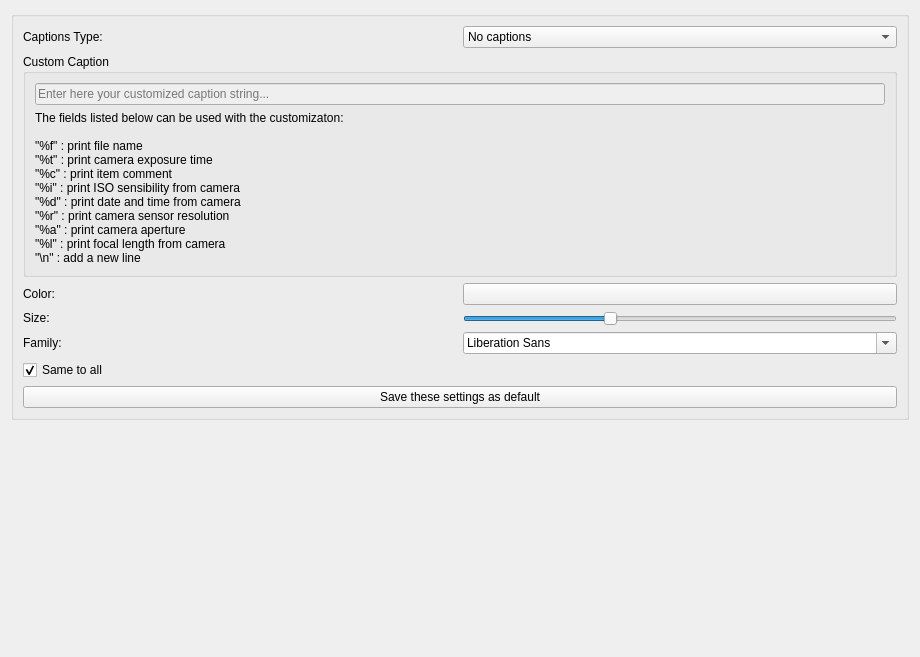
Above: utilities/assistants/printcreator/ui/advprintcaptionpage.ui from KDE/digikam before the change. Below: the same form after it.
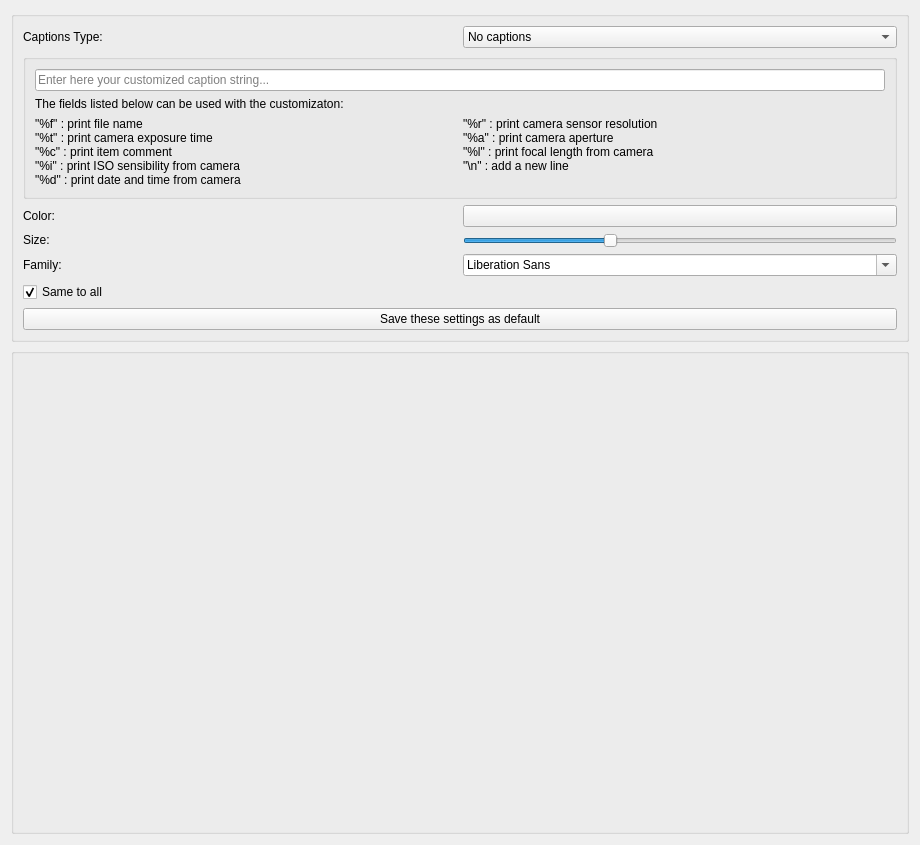
That is the form after the change. Custom widgets are drawn as their Qt base class.

Commit message: add image list to caption page and synchrorize with list from Layout page

What changed in the file:
```diff
--- a/utilities/assistants/printcreator/ui/advprintcaptionpage.ui
+++ b/utilities/assistants/printcreator/ui/advprintcaptionpage.ui
@@ -7,7 +7,7 @@
     <x>0</x>
     <y>0</y>
     <width>920</width>
-    <height>657</height>
+    <height>845</height>
    </rect>
   </property>
   <property name="sizePolicy">
@@ -81,15 +81,52 @@
             <item>
              <widget class="QGroupBox" name="m_customCaptionGB">
               <property name="title">
-               <string>Custom Caption</string>
+               <string/>
               </property>
               <layout class="QVBoxLayout" name="verticalLayout_4">
                <item>
-                <layout class="QVBoxLayout" name="verticalLayout_2">
-                 <item>
+                <layout class="QGridLayout" name="gridLayout_2">
+                 <item row="3" column="0">
+                  <widget class="QLabel" name="label">
+                   <property name="text">
+                    <string>&quot;%f&quot; : print file name
+&quot;%t&quot; : print camera exposure time
+&quot;%c&quot; : print item comment
+&quot;%i&quot; : print ISO sensibility from camera
+&quot;%d&quot; : print date and time from camera</string>
+                   </property>
+                   <property name="alignment">
+                    <set>Qt::AlignLeading|Qt::AlignLeft|Qt::AlignTop</set>
+                   </property>
+                  </widget>
+                 </item>
+                 <item row="3" column="1">
+                  <widget class="QLabel" name="label_5">
+                   <property name="text">
+                    <string>&quot;%r&quot; : print camera sensor resolution
+&quot;%a&quot; : print camera aperture
+&quot;%l&quot; : print focal length from camera
+&quot;\n&quot; : add a new line</string>
+                   </property>
+                   <property name="alignment">
+                    <set>Qt::AlignLeading|Qt::AlignLeft|Qt::AlignTop</set>
+                   </property>
+                  </widget>
+                 </item>
+                 <item row="2" column="0" colspan="2">
+                  <widget class="QLabel" name="m_free_label">
+                   <property name="text">
+                    <string>The fields listed below can be used with the customizaton:</string>
+                   </property>
+                   <property name="alignment">
+                    <set>Qt::AlignLeading|Qt::AlignLeft|Qt::AlignTop</set>
+                   </property>
+                  </widget>
+                 </item>
+                 <item row="1" column="0" colspan="2">
                   <widget class="QLineEdit" name="m_FreeCaptionFormat">
                    <property name="enabled">
-                    <bool>false</bool>
+                    <bool>true</bool>
                    </property>
                    <property name="minimumSize">
                     <size>
@@ -102,26 +139,6 @@
                    </property>
                   </widget>
                  </item>
-                 <item>
-                  <widget class="QLabel" name="m_free_label">
-                   <property name="text">
-                    <string>The fields listed below can be used with the customizaton:
-
-&quot;%f&quot; : print file name
-&quot;%t&quot; : print camera exposure time
-&quot;%c&quot; : print item comment
-&quot;%i&quot; : print ISO sensibility from camera
-&quot;%d&quot; : print date and time from camera
-&quot;%r&quot; : print camera sensor resolution
-&quot;%a&quot; : print camera aperture
-&quot;%l&quot; : print focal length from camera
-&quot;\n&quot; : add a new line</string>
-                   </property>
-                   <property name="alignment">
-                    <set>Qt::AlignLeading|Qt::AlignLeft|Qt::AlignTop</set>
-                   </property>
-                  </widget>
-                 </item>
                 </layout>
                </item>
               </layout>
@@ -251,17 +268,35 @@
     </widget>
    </item>
    <item row="2" column="0">
-    <spacer name="verticalSpacer">
-     <property name="orientation">
-      <enum>Qt::Vertical</enum>
-     </property>
-     <property name="sizeHint" stdset="0">
+    <widget class="QGroupBox" name="groupBox_2">
+     <property name="minimumSize">
       <size>
-       <width>20</width>
-       <height>40</height>
+       <width>200</width>
+       <height>240</height>
       </size>
      </property>
-    </spacer>
+     <property name="title">
+      <string/>
+     </property>
+     <layout class="QVBoxLayout" name="verticalLayout_7">
+      <item>
+       <widget class="QWidget" name="mPrintList" native="true">
+        <property name="sizePolicy">
+         <sizepolicy hsizetype="Expanding" vsizetype="Expanding">
+          <horstretch>0</horstretch>
+          <verstretch>0</verstretch>
+         </sizepolicy>
+        </property>
+        <property name="minimumSize">
+         <size>
+          <width>0</width>
+          <height>0</height>
+         </size>
+        </property>
+       </widget>
+      </item>
+     </layout>
+    </widget>
    </item>
   </layout>
  </widget>
```
Left out of the diff: 1 changed line with no effect on the pictures. The commit also changes 7 other files.
